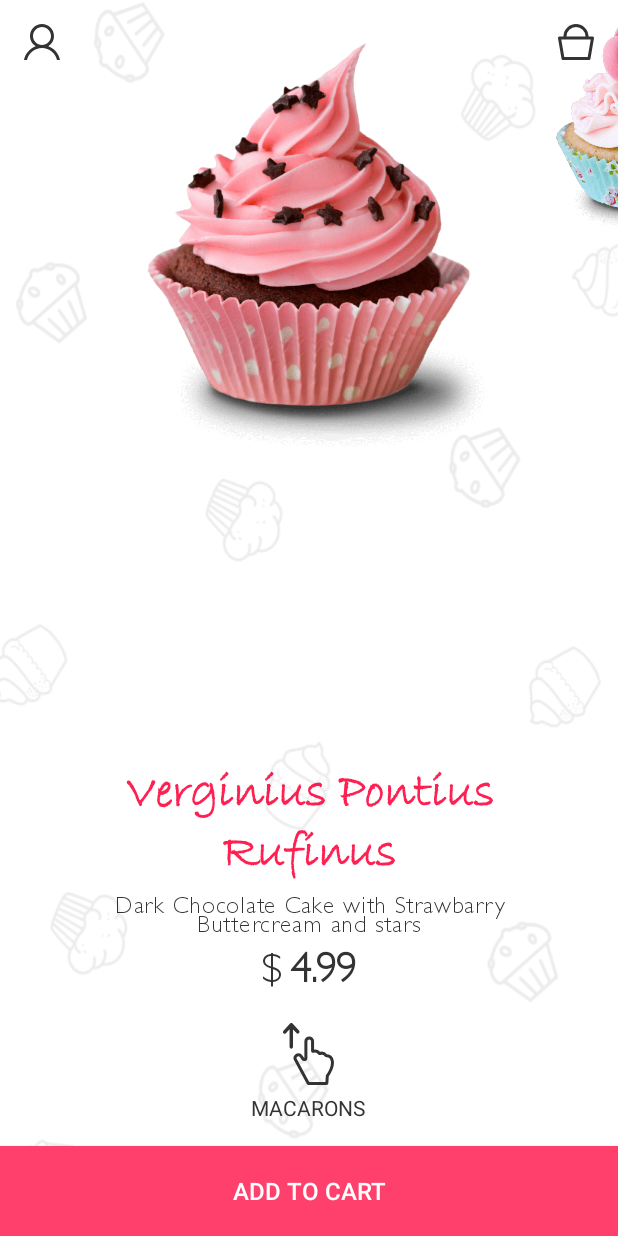
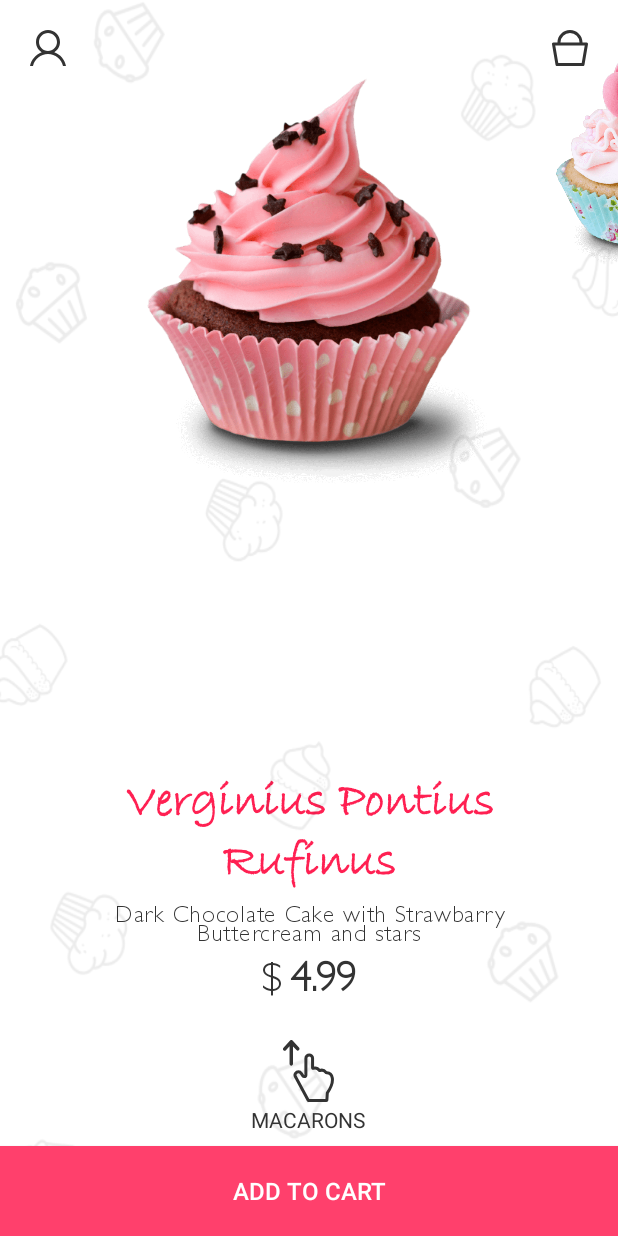
Before and after one commit to softermii/babalex, an Android app: the screen it shows after launch (MainActivity), on a phone screen of 412 x 824 dp. Run offline under Robolectric (Android 15) with nearby library versions, the light colour scheme and no system bars.

Commit message:
- next category text is shown on the bottom above the "Add to cart" button.  - margin and padding changes within the screen  - core rearrangement

```diff
--- a/app/src/main/java/com/shakenbeer/babalex/CategoryAdapter.java
+++ b/app/src/main/java/com/shakenbeer/babalex/CategoryAdapter.java
@@ -53,6 +53,10 @@ class CategoryAdapter extends RecyclerView.Adapter<CategoryAdapter.CategoryViewH
         return items.size();
     }
 
+    int getSelectedPosition() {
+        return selected;
+    }
+
     void setSelected(int activePosition) {
         // update views only on selected range
         if (activePosition < selected) {
--- a/app/src/main/java/com/shakenbeer/babalex/MainActivity.java
+++ b/app/src/main/java/com/shakenbeer/babalex/MainActivity.java
@@ -6,13 +6,14 @@ import android.support.v7.app.AppCompatActivity;
 import android.support.v7.widget.LinearLayoutManager;
 import android.support.v7.widget.RecyclerView;
 import android.util.Log;
+import android.view.View;
+import android.widget.Button;
 import android.widget.LinearLayout;
 import android.widget.TextView;
 
 import com.shakenbeer.babalex.data.Babalex;
 import com.shakenbeer.babalex.data.Storage;
 
-import static android.support.v7.widget.RecyclerView.SCROLL_STATE_DRAGGING;
 import static android.support.v7.widget.RecyclerView.SCROLL_STATE_IDLE;
 
 public class MainActivity extends AppCompatActivity {
@@ -24,8 +25,9 @@ public class MainActivity extends AppCompatActivity {
     private TextView babalexItemDescription;
     private TextView babalexItemPrice;
     private TextView babalexCurrencySign;
+    private Button addToCartButton;
+    private TextView nextCategory;
     private LinearLayout babalexItemDataLayout;
-    private RecyclerView categories;
     private CategoriesRecyclerViewManager categoriesManager;
     private RecyclerView categoriesRecyclerView;
     private CategoryAdapter categoryAdapter;
@@ -53,9 +55,6 @@ public class MainActivity extends AppCompatActivity {
             @Override
             public void onScrolled(RecyclerView recyclerView, int dx, int dy) {
                 super.onScrolled(recyclerView, dx, dy);
-//                int childCount = superBabalex.getChildCount();
-//                BabalexView babalexView = (BabalexView) superBabalex.getChildAt(0);
-//                Log.d("SuperBabalex", "dy = " + dy + ", childCount = " + childCount + ", first child y = " + babalexView.getY());
             }
         });
 
@@ -66,6 +65,8 @@ public class MainActivity extends AppCompatActivity {
         babalexItemDescription = (TextView) findViewById(R.id.babalex_item_description);
         babalexItemPrice = (TextView) findViewById(R.id.babalex_item_price);
         babalexCurrencySign = (TextView) findViewById(R.id.currency_sign);
+        addToCartButton = (Button) findViewById(R.id.add_to_cart_button);
+        nextCategory = (TextView) findViewById(R.id.swipe_up_text_view);
 
         Typeface titleTypeface = Typeface.createFromAsset(getApplicationContext().getAssets(), "BradHitc.ttf");
         Typeface textRegularTypeface = Typeface.createFromAsset(getApplicationContext().getAssets(), "GillSansLight.ttf");
@@ -81,16 +82,18 @@ public class MainActivity extends AppCompatActivity {
                 Storage.animals().getCategoriesCount());
         categoriesRecyclerView.setLayoutManager(scrollLinearLayoutManager);
         categoriesRecyclerView.setAdapter(categoryAdapter);
-
+        showNextCategoryText();
     }
 
-    private String state(int state) {
-        if (state == SCROLL_STATE_IDLE) {
-            return "idle";
-        } else if (state == SCROLL_STATE_DRAGGING) {
-            return "dragging";
-        } else /*if (state == SCROLL_STATE_SETTLING)*/ {
-            return "settling";
+    private void showNextCategoryText() {
+        int size = categoryAdapter.getItemCount();
+        int selected = categoryAdapter.getSelectedPosition();
+        if (selected < size - 1) {
+            nextCategory.setVisibility(View.VISIBLE);
+            nextCategory.setText(Storage.animals().get(selected + 1).getName());
+        } else {
+            // hide next category text if the last item is selected
+            nextCategory.setVisibility(View.INVISIBLE);
         }
     }
 
@@ -124,6 +127,9 @@ public class MainActivity extends AppCompatActivity {
             float translationY = shiftByY * .7f + ((shiftByY * 1.2f) / imageHeight);
             categoriesRecyclerView.setTranslationY(translationY);
             categoriesRecyclerView.setAlpha(shiftByY * 1.08f / imageHeight);
+            babalexItemDataLayout.setAlpha(1f - (shiftByY * 3f / imageHeight));
+            addToCartButton.setAlpha(1f - (shiftByY * 3f / imageHeight));
+            nextCategory.setAlpha(1f - (shiftByY * 3f / imageHeight));
             float scaleFactor = 1 + .25f * ((float) shiftByY / imageHeight);
             categoriesRecyclerView.setScaleX(scaleFactor);
             categoriesRecyclerView.setScaleY(scaleFactor);
@@ -134,6 +140,7 @@ public class MainActivity extends AppCompatActivity {
             Log.d(TAG, "categoryChanged: " + activePosition);
             categoriesManager.onCategoryChanged(activePosition);
             categoryAdapter.setSelected(activePosition);
+            showNextCategoryText();
         }
     };
 
--- a/app/src/main/res/layout/activity_main.xml
+++ b/app/src/main/res/layout/activity_main.xml
@@ -10,20 +10,20 @@
         android:id="@+id/categories"
         android:layout_width="100dp"
         android:layout_height="@dimen/categories_recycler_view_height"
-        android:clickable="false"
         android:layout_gravity="center_horizontal"
-        android:layout_marginTop="16dp" />
+        android:layout_marginTop="16dp"
+        android:clickable="false" />
 
     <LinearLayout
         android:id="@+id/babalex_item_data_layout"
         android:layout_width="wrap_content"
         android:layout_height="wrap_content"
         android:layout_gravity="bottom|center_horizontal"
-        android:layout_marginBottom="160dp"
+        android:layout_marginBottom="154dp"
         android:layout_marginEnd="34dp"
         android:layout_marginStart="34dp"
         android:gravity="center"
-        android:orientation="vertical">
+        android:orientation="vertical">1
 
         <TextView
             android:id="@+id/babalex_item_title"
@@ -31,6 +31,7 @@
             android:layout_height="wrap_content"
             android:layout_margin="2dp"
             android:gravity="center"
+            android:maxLines="2"
             android:textColor="@color/candyItemTitleRed"
             android:textSize="32sp"
             tools:text="Christine Cupcake" />
@@ -82,7 +83,8 @@
         android:id="@+id/super_babalex"
         android:layout_width="match_parent"
         android:layout_height="match_parent"
-        tools:background="@drawable/background_cupcakes" />
+        tools:background="@drawable/background_cupcakes"
+        tools:visibility="invisible" />
 
     <RelativeLayout
         android:layout_width="match_parent"
@@ -90,21 +92,23 @@
 
         <ImageButton
             android:id="@+id/user_profile_icon"
-            android:layout_width="24dp"
-            android:layout_height="24dp"
+            android:layout_width="32dp"
+            android:layout_height="32dp"
             android:layout_alignParentTop="true"
             android:layout_margin="16dp"
-            android:background="@android:color/transparent"
+            android:background="?attr/selectableItemBackgroundBorderless"
+            android:padding="8dp"
             android:src="@drawable/ic_user" />
 
         <ImageButton
             android:id="@+id/cart_icon"
-            android:layout_width="24dp"
-            android:layout_height="24dp"
+            android:layout_width="32dp"
+            android:layout_height="32dp"
             android:layout_alignParentEnd="true"
             android:layout_alignParentTop="true"
             android:layout_margin="16dp"
-            android:background="@android:color/transparent"
+            android:background="?attr/selectableItemBackgroundBorderless"
+            android:padding="8dp"
             android:src="@drawable/ic_shopping_basket" />
 
         <Button
@@ -123,12 +127,14 @@
             android:layout_height="wrap_content"
             android:layout_above="@id/add_to_cart_button"
             android:layout_centerInParent="true"
-            android:layout_marginBottom="16dp"
-            android:drawablePadding="5dp"
+            android:layout_marginBottom="8dp"
+            android:drawablePadding="2dp"
             android:drawableTop="@drawable/ic_swipe_up"
             android:gravity="center"
-            android:text="MACARONS"
-            android:textColor="@color/regularText" />
+            android:textAllCaps="true"
+            android:textColor="@color/regularText"
+            android:textSize="14sp"
+            tools:text="MACARONS" />
 
     </RelativeLayout>
 
--- a/app/src/main/res/layout/item_babalex.xml
+++ b/app/src/main/res/layout/item_babalex.xml
@@ -6,6 +6,7 @@
     <com.shakenbeer.babalex.SquareImageView
         android:id="@+id/image"
         android:layout_gravity="top"
+        android:layout_marginTop="24dp"
         android:layout_width="match_parent"
         android:layout_height="wrap_content" />
 
```
